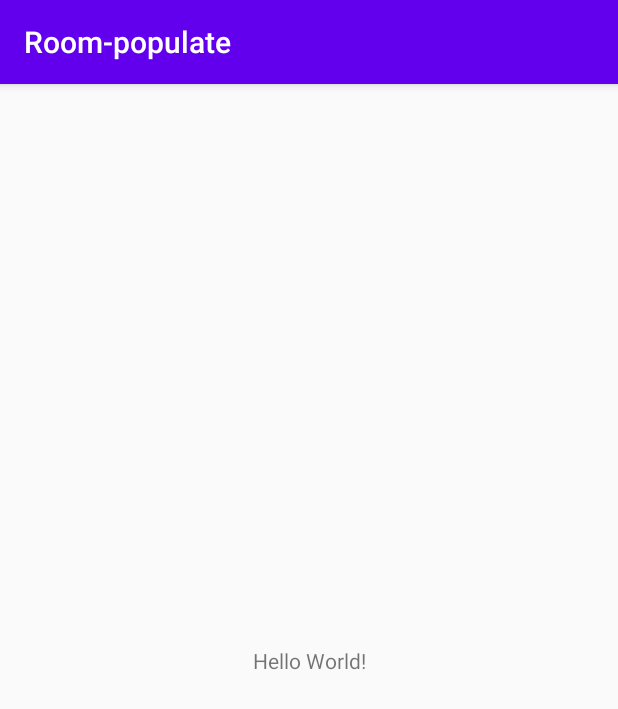
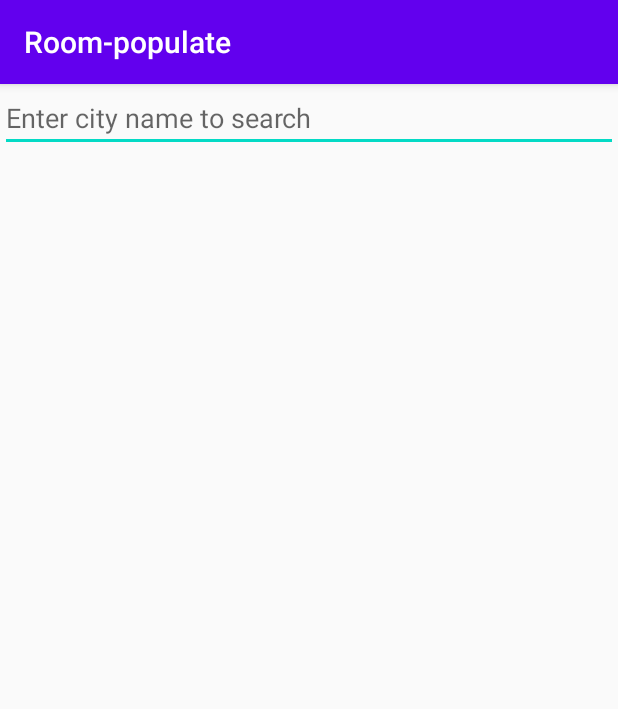
Before and after one commit to motorro/room-populate-demo, an Android app: the screen it shows after launch (MainActivity), on a phone screen of 412 x 824 dp. Shown: the top 709 px of the screen. Run offline under Robolectric (Android 15) with nearby library versions, the phone set to English and light mode, and no system bars; our stand-ins replace Room's generated code, RxJava; 1 statement that could not run was skipped.

Commit message:
City search application

```diff
--- a/android/app/src/main/java/com/motorro/roompopulate/MainActivity.kt
+++ b/android/app/src/main/java/com/motorro/roompopulate/MainActivity.kt
@@ -1,12 +1,62 @@
 package com.motorro.roompopulate
 
+import android.content.Intent
+import android.net.Uri
 import android.os.Bundle
+import androidx.activity.viewModels
 import androidx.appcompat.app.AppCompatActivity
+import androidx.core.widget.doAfterTextChanged
+import androidx.lifecycle.Observer
+import androidx.recyclerview.widget.DividerItemDecoration
+import androidx.recyclerview.widget.LinearLayoutManager
+import com.motorro.roompopulate.cities.data.Coord
+import com.motorro.roompopulate.databinding.ActivityMainBinding
+import com.motorro.roompopulate.view.CityListAdapter
+import java.util.*
+
 
 class MainActivity : AppCompatActivity() {
 
+    private lateinit var binding: ActivityMainBinding
+    private val model: MainActivityModel by viewModels()
+    private val listAdapter = CityListAdapter(this::onCityClicked)
+
     override fun onCreate(savedInstanceState: Bundle?) {
         super.onCreate(savedInstanceState)
-        setContentView(R.layout.activity_main)
+        binding = ActivityMainBinding.inflate(layoutInflater)
+        setContentView(binding.root)
+
+        setupSearch()
+        setupList()
+
+        model.cities.observe(this, Observer { listAdapter.cities = it })
+    }
+
+    /**
+     * Opens preferred map application to display a city :)
+     */
+    private fun onCityClicked(coord: Coord) {
+        val uri: String = String.format(Locale.ENGLISH, "geo:%f,%f", coord.lat, coord.lon)
+        val intent = Intent(Intent.ACTION_VIEW, Uri.parse(uri))
+        startActivity(intent)
+    }
+
+    private fun setupSearch() {
+        binding.search.doAfterTextChanged {
+            model.search(it?.toString() ?: "")
+        }
+    }
+
+    private fun setupList() {
+        val layoutManager = LinearLayoutManager(this@MainActivity)
+        val list = binding.cities
+        list.layoutManager = layoutManager
+        list.adapter = listAdapter
+        list.setHasFixedSize(true)
+        val itemDecoration = DividerItemDecoration(
+            list.context,
+            layoutManager.orientation
+        )
+        list.addItemDecoration(itemDecoration)
     }
 }
--- /dev/null
+++ b/android/app/src/main/java/com/motorro/roompopulate/MainActivityModel.kt
@@ -0,0 +1,75 @@
+package com.motorro.roompopulate
+
+import android.app.Application
+import androidx.lifecycle.AndroidViewModel
+import androidx.lifecycle.LiveData
+import androidx.lifecycle.MutableLiveData
+import androidx.lifecycle.ViewModel
+import androidx.room.Room
+import com.motorro.roompopulate.cities.CitiesDb
+import com.motorro.roompopulate.cities.data.City
+import io.reactivex.Observable
+import io.reactivex.android.schedulers.AndroidSchedulers
+import io.reactivex.disposables.CompositeDisposable
+import io.reactivex.disposables.Disposable
+import io.reactivex.schedulers.Schedulers
+import io.reactivex.subjects.PublishSubject
+import java.util.concurrent.TimeUnit
+
+/**
+ * Performs city search
+ */
+class MainActivityModel(application: Application): AndroidViewModel(application) {
+    private var subscription: Disposable
+    private val searchSubject = PublishSubject.create<String>()
+
+    /**
+     * Search
+     */
+    fun search(string: String) {
+        searchSubject.onNext(string)
+    }
+
+    /**
+     * Search results
+     */
+    val cities = MutableLiveData<List<City>>()
+
+    init {
+        // Database engine
+        val db = Room
+            .databaseBuilder(getApplication(), CitiesDb::class.java, "cities.db")
+            // Set asset-file to copy database from
+            .createFromAsset("databases/cities.db")
+            // How the database gets copied over:
+            // 1. Every time the import script is run - the database version increases in BuildConfig
+            // 2. The local database (if already there) is verified to have the same version
+            // 3. As we have a version greater the migration is performed
+            // 4. We don't supply any migration (fallbackToDestructiveMigration)
+            //    so the file gets copied over
+            .fallbackToDestructiveMigration()
+            .build()
+
+        subscription = searchSubject
+            .debounce(300L, TimeUnit.MILLISECONDS, Schedulers.computation())
+            .filter { it.isNotBlank() }
+            .switchMap {
+                Observable
+                    .fromCallable { db.citiesDao().searchByString("$it%", 30) }
+                    .subscribeOn(Schedulers.computation())
+            }
+            .observeOn(AndroidSchedulers.mainThread())
+            .subscribe(
+                { searchResult -> cities.value = searchResult },
+                { error -> throw error }
+            )
+    }
+
+    /**
+     * This method will be called when this ViewModel is no longer used and will be destroyed.
+     */
+    override fun onCleared() {
+        super.onCleared()
+        subscription.dispose()
+    }
+}
--- a/android/app/src/main/java/com/motorro/roompopulate/cities/CitiesDb.kt
+++ b/android/app/src/main/java/com/motorro/roompopulate/cities/CitiesDb.kt
@@ -8,6 +8,10 @@ import com.motorro.roompopulate.cities.dao.CitiesDao
 import com.motorro.roompopulate.cities.data.City
 import com.motorro.roompopulate.cities.data.DataConverters
 
+/**
+ * Cities database definition
+ * Take a look at how the version is set - thus we have a new version every time we run import
+ */
 @Database(entities = [City::class], version = BuildConfig.CITIES_DB_VERSION)
 @TypeConverters(DataConverters::class)
 abstract class CitiesDb: RoomDatabase() {
--- a/android/app/src/main/res/layout/activity_main.xml
+++ b/android/app/src/main/res/layout/activity_main.xml
@@ -6,13 +6,25 @@
     android:layout_height="match_parent"
     tools:context=".MainActivity">
 
-    <TextView
-        android:layout_width="wrap_content"
+    <EditText
+        android:id="@+id/search"
+        android:layout_width="match_parent"
         android:layout_height="wrap_content"
-        android:text="Hello World!"
+        android:inputType="text"
+        android:hint="@string/search_hint"
+        android:importantForAutofill="no"
+        app:layout_constraintTop_toTopOf="parent"
+        app:layout_constraintLeft_toLeftOf="parent"
+        app:layout_constraintRight_toRightOf="parent" />
+
+    <androidx.recyclerview.widget.RecyclerView
+        android:id="@+id/cities"
+        android:layout_width="match_parent"
+        android:layout_height="0dp"
+        android:scrollbars="vertical"
+        app:layout_constraintTop_toBottomOf="@id/search"
         app:layout_constraintBottom_toBottomOf="parent"
         app:layout_constraintLeft_toLeftOf="parent"
-        app:layout_constraintRight_toRightOf="parent"
-        app:layout_constraintTop_toTopOf="parent" />
+        app:layout_constraintRight_toRightOf="parent" />
 
 </androidx.constraintlayout.widget.ConstraintLayout>
--- a/android/app/src/main/res/values/strings.xml
+++ b/android/app/src/main/res/values/strings.xml
@@ -1,3 +1,4 @@
 <resources>
     <string name="app_name">Room-populate</string>
+    <string name="search_hint">Enter city name to search</string>
 </resources>
```
Also changed, not shown: android/app/build.gradle (+13 -2 lines), android/app/src/main/java/com/motorro/roompopulate/view/CityListAdapter.kt (added, +62 -0 lines), android/app/src/main/res/layout/item_city.xml (added, +32 -0 lines).
